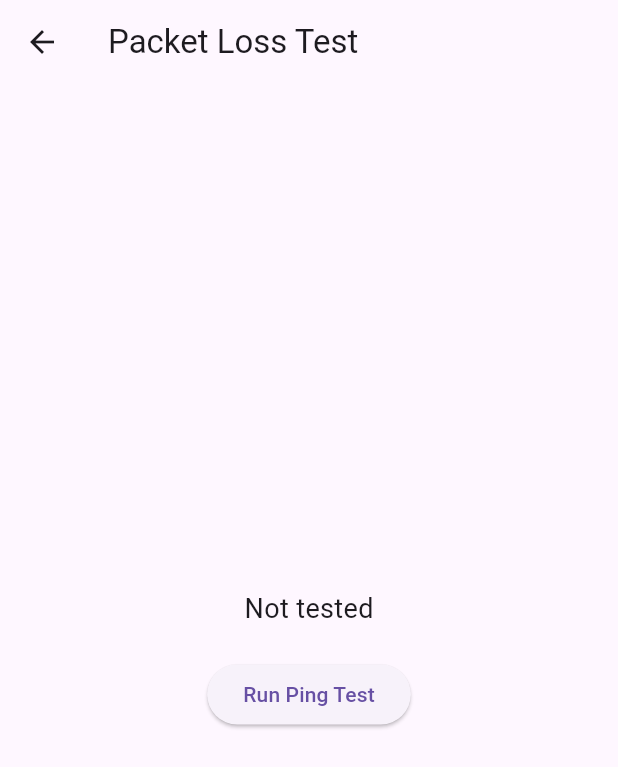
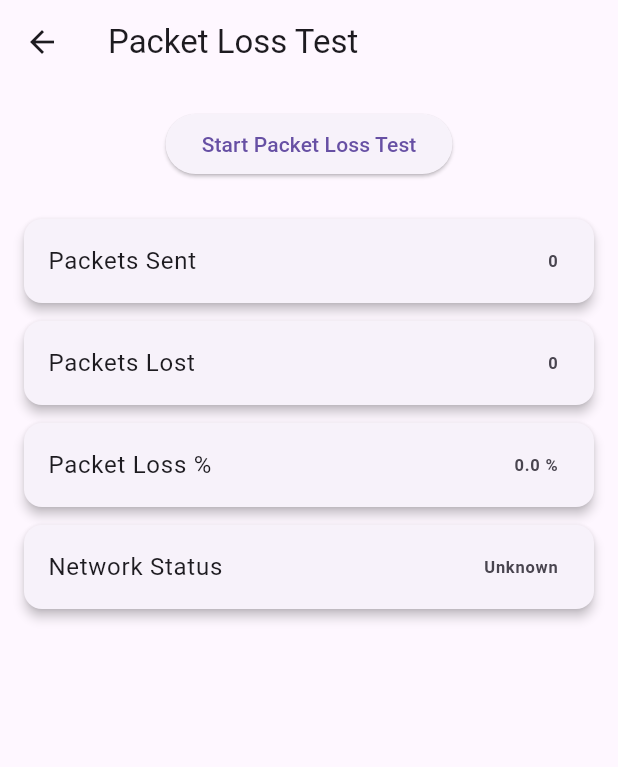
Before and after one commit to NoCdtho/Nettest, a Flutter app: the PacketLossPage screen opened directly, on a phone screen of 412 x 824 dp. Shown: the top 767 px of the screen. Run offline on Flutter 3.47's test engine with Material 3 defaults, Android fonts, the phone set to English and light mode, and no system bars.

Commit message:
updated the packet loss ui

```diff
--- a/lib/packet_loss_page.dart
+++ b/lib/packet_loss_page.dart
@@ -11,49 +11,93 @@ class PacketLossPage extends StatefulWidget {
 class _PacketLossPageState extends State<PacketLossPage> {
   static const MethodChannel _channel = MethodChannel('network_tools');
 
-  String result = "Not tested";
   bool isLoading = false;
 
+  int packetsSent = 0;
+  int packetsLost = 0;
+  double packetLossPercent = 0;
+  String networkStatus = "Unknown";
+
   Future<void> runPing() async {
-    setState(() => isLoading = true);
+    setState(() {
+      isLoading = true;
+      packetsSent = 10;
+    });
 
     try {
-      final int loss = await _channel.invokeMethod('pingTest', {
+      final int lossPercent = await _channel.invokeMethod('pingTest', {
         'host': '8.8.8.8',
         'count': 10,
       });
 
-      setState(() {
-        result = "Packet loss: $loss%";
-        isLoading = false;
-      });
+      packetsLost = ((lossPercent / 100) * packetsSent).round();
+      packetLossPercent = lossPercent.toDouble();
+
+      if (packetLossPercent == 0) {
+        networkStatus = "Excellent";
+      } else if (packetLossPercent <= 5) {
+        networkStatus = "Good";
+      } else if (packetLossPercent <= 15) {
+        networkStatus = "Average";
+      } else {
+        networkStatus = "Poor";
+      }
     } catch (e) {
-      setState(() {
-        result = "Ping failed";
-        isLoading = false;
-      });
+      networkStatus = "Test Failed";
     }
+
+    setState(() {
+      isLoading = false;
+    });
   }
 
   @override
   Widget build(BuildContext context) {
     return Scaffold(
       appBar: AppBar(title: const Text("Packet Loss Test")),
-      body: Center(
+      body: Padding(
+        padding: const EdgeInsets.all(16),
         child: Column(
-          mainAxisSize: MainAxisSize.min,
           children: [
-            Text(result, style: const TextStyle(fontSize: 18)),
-            const SizedBox(height: 20),
             ElevatedButton(
               onPressed: isLoading ? null : runPing,
               child: isLoading
-                  ? const CircularProgressIndicator(color: Colors.white)
-                  : const Text("Run Ping Test"),
+                  ? const SizedBox(
+                      height: 20,
+                      width: 20,
+                      child: CircularProgressIndicator(
+                        strokeWidth: 2,
+                        color: Colors.white,
+                      ),
+                    )
+                  : const Text("Start Packet Loss Test"),
             ),
+            const SizedBox(height: 20),
+
+            _resultCard("Packets Sent", packetsSent.toString()),
+            _resultCard("Packets Lost", packetsLost.toString()),
+            _resultCard(
+              "Packet Loss %",
+              "${packetLossPercent.toStringAsFixed(1)} %",
+            ),
+            _resultCard("Network Status", networkStatus),
           ],
         ),
       ),
     );
   }
+
+  Widget _resultCard(String title, String value) {
+    return Card(
+      elevation: 3,
+      margin: const EdgeInsets.symmetric(vertical: 6),
+      child: ListTile(
+        title: Text(title),
+        trailing: Text(
+          value,
+          style: const TextStyle(fontWeight: FontWeight.bold),
+        ),
+      ),
+    );
+  }
 }
```
Also changed, not shown: lib/homepage.dart (+9 -7 lines), lib/network_strength_page.dart (added, +12 -0 lines), lib/speed_test_page.dart (deleted, +0 -10 lines).
